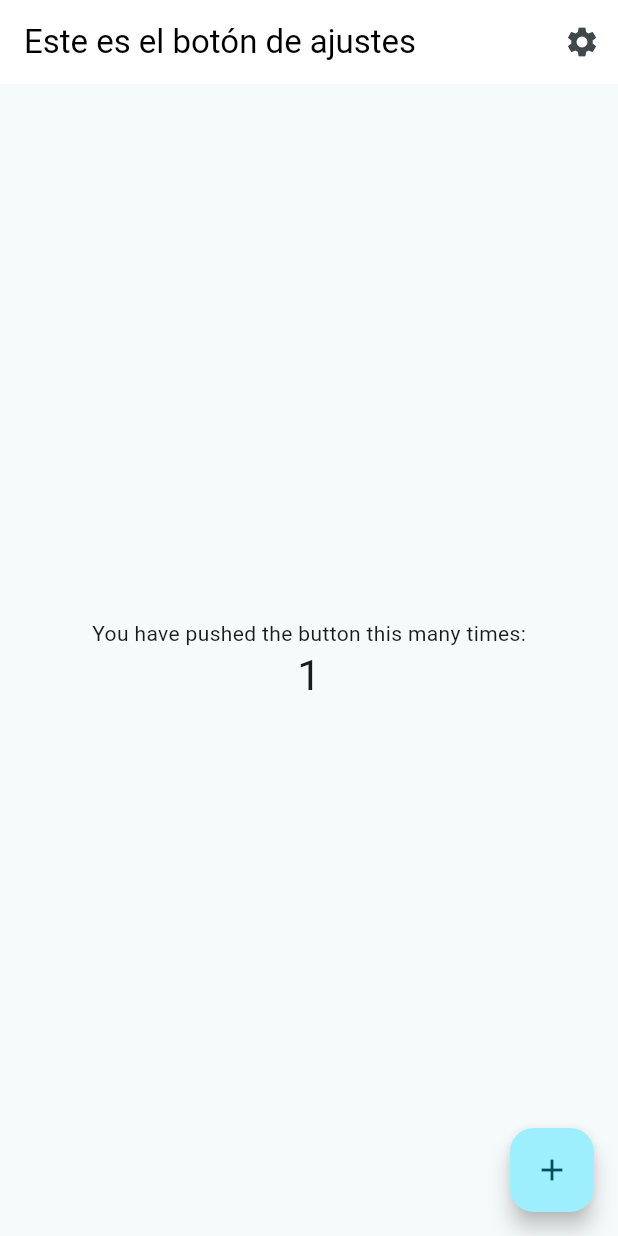
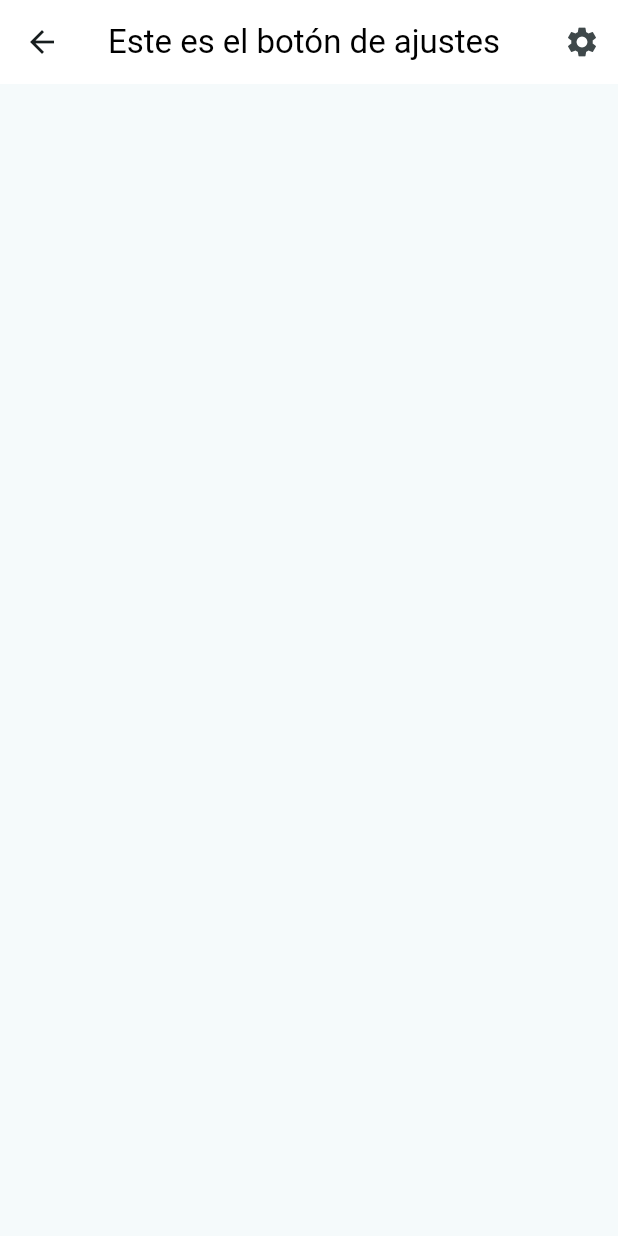
Before and after one commit to AcherPlus/ponderainador-mobile, a Flutter app: the screen it shows after launch, after a tap on the "settings" icon, on a phone screen of 412 x 824 dp. Run offline on Flutter 3.47's test engine with Material 3 defaults, Android fonts, the phone set to English and light mode, and no system bars.

Commit message:
cambios appbar

```diff
--- /dev/null
+++ b/frontend_ponderainador/lib/ajustes.dart
@@ -0,0 +1,15 @@
+import 'package:flutter/material.dart';
+import 'package:frontend_ponderainador/app_bar.dart';
+
+class PaginaAjustes extends StatelessWidget {
+  const PaginaAjustes({
+    super.key
+  });
+
+  @override
+  Widget build(BuildContext context){
+    return Scaffold(
+      appBar: PromediosAppBar()
+    );
+  }
+}
--- a/frontend_ponderainador/lib/app_bar.dart
+++ b/frontend_ponderainador/lib/app_bar.dart
@@ -1,15 +1,12 @@
 import 'package:flutter/material.dart';
+import 'package:frontend_ponderainador/ajustes.dart';
 
 const kPrimaryColor = Color.fromRGBO(255, 255, 255, 1.0);
 
 class PromediosAppBar extends StatelessWidget implements PreferredSizeWidget{
-  final String texto;
-  final VoidCallback onPressed;
 
   const PromediosAppBar({
     super.key,
-    required this.texto,
-    required this.onPressed
   });
 
   @override
@@ -20,14 +17,14 @@ class PromediosAppBar extends StatelessWidget implements PreferredSizeWidget{
     return AppBar(
       backgroundColor: kPrimaryColor,
       title: Text(
-        texto,
+        'Este es el botón de ajustes',
         style: const TextStyle(color: Colors.black)
       ),
 
       actions: <Widget>[
         IconButton(
           icon: const Icon(Icons.settings),
-          onPressed: onPressed,
+          onPressed: () => Navigator.push(context, MaterialPageRoute(builder: (context) => const PaginaAjustes())),
         ),
 
       ],
--- a/frontend_ponderainador/lib/main.dart
+++ b/frontend_ponderainador/lib/main.dart
@@ -1,5 +1,6 @@
 import 'package:flutter/material.dart';
 import 'package:frontend_ponderainador/app_bar.dart';
+import 'package:frontend_ponderainador/ajustes.dart';
 
 void main() {
   runApp(const MyApp());
@@ -43,10 +44,7 @@ class _MyHomePageState extends State<MyHomePage> {
   Widget build(BuildContext context) {
 
     return Scaffold(
-      appBar: PromediosAppBar(
-        texto: 'Este es el botón de ajustes',
-        onPressed: () => _incrementCounter(),
-      ),
+      appBar: PromediosAppBar(),
 
       body: Center(
 
```
